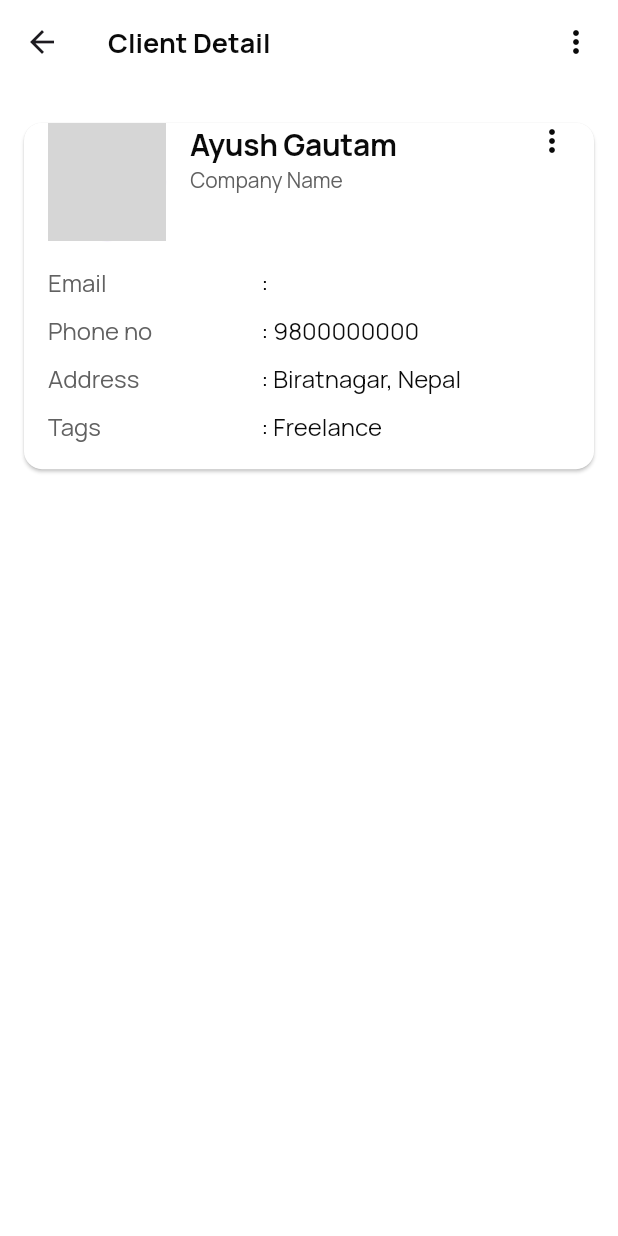
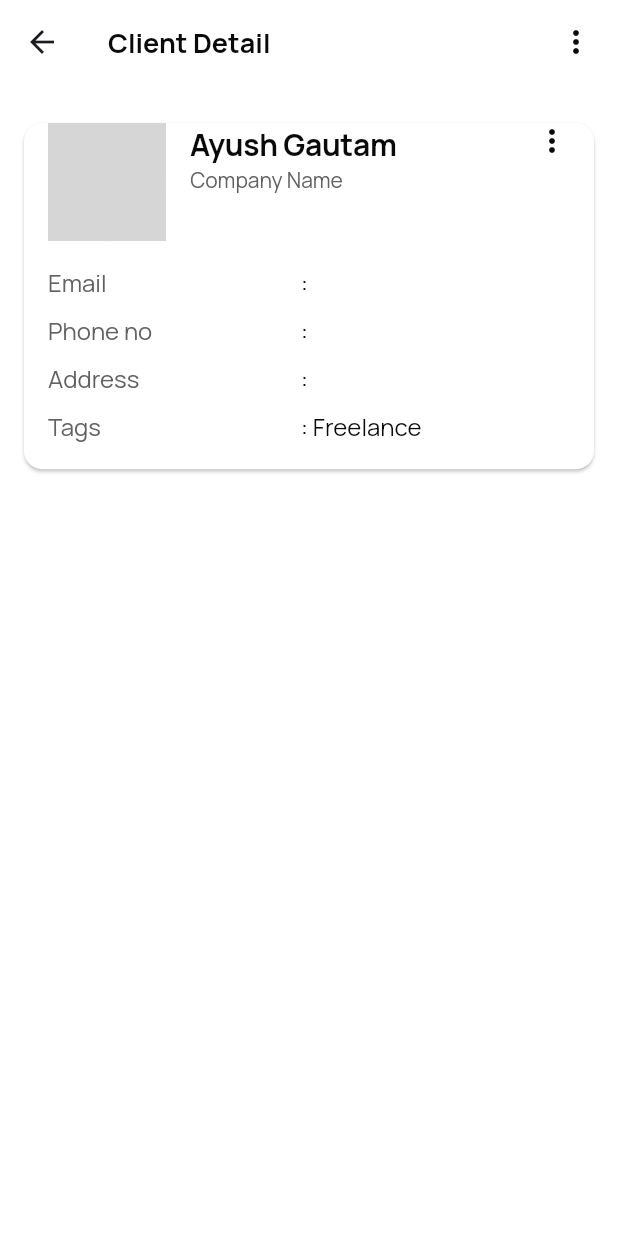
Before and after one commit to ayushh-gautam/Bizflow, a Flutter app: the ClientDetail screen opened directly with empty values, on a phone screen of 412 x 824 dp. Run offline on Flutter 3.47's test engine with Material 3 defaults, Android fonts, the phone set to English and light mode, and no system bars; our stand-ins replace bloc, equatable, firebase_core, flutter_bloc, flutter_screenutil, flutter_svg and 4 more; accounts and stored records are empty; network calls fail; grey boxes are pictures that could not be loaded.

Commit message:
refactor: did major code refactoring

```diff
--- a/lib/features/clients/presentation/pages/client_detail_page.dart
+++ b/lib/features/clients/presentation/pages/client_detail_page.dart
@@ -112,13 +112,13 @@ class ClientDetail extends StatelessWidget {
                         ),
                         Gap(8.h),
                         CustomText(
-                          text: ': 9800000000',
+                          text: ': ${clientt.phoneNumber}',
                           myStyle: bodybodymddefault.copyWith(
                               color: customColors.textDefault),
                         ),
                         Gap(8.h),
                         CustomText(
-                          text: ': Biratnagar, Nepal',
+                          text: ': ${clientt.address}',
                           myStyle: bodybodymddefault.copyWith(
                               color: customColors.textDefault),
                         ),
--- a/lib/main.dart
+++ b/lib/main.dart
@@ -1,6 +1,5 @@
 import 'package:bizflow/config/themes/cubit/theme_cubit.dart';
 import 'package:bizflow/features/authentication/login/presentation/pages/login_page.dart';
-import 'package:bizflow/features/clients/presentation/cubit/client_cubit.dart';
 import 'package:bizflow/firebase_options.dart';
 import 'package:bizflow/multibloc_provider.dart';
 import 'package:firebase_core/firebase_core.dart';
```
